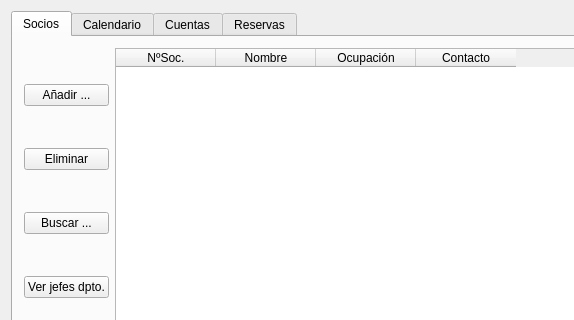
Above: inicio.ui from eboladev/GestionRnC before the change; both pictures show x 0 to 574 and y 0 to 320 of the 668 by 447 pixel window. Below: the same form after it.
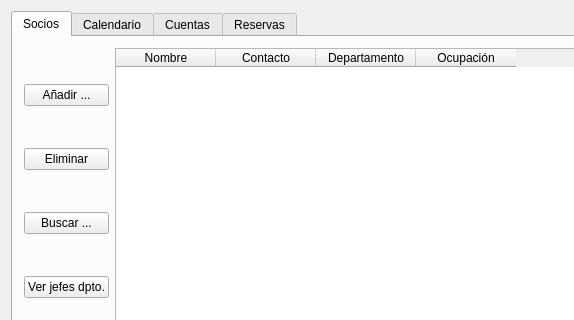
That is the form after the change.

Commit message: ahora los socios se inicializan con el constructor de la ventana

Diff of the .ui file:
```diff
--- a/inicio.ui
+++ b/inicio.ui
@@ -83,26 +83,26 @@
             <property name="rowCount">
              <number>0</number>
             </property>
-            <column>
-             <property name="text">
-              <string>NºSoc.</string>
-             </property>
-            </column>
             <column>
              <property name="text">
               <string>Nombre</string>
              </property>
             </column>
-            <column>
-             <property name="text">
-              <string>Ocupación</string>
-             </property>
-            </column>
             <column>
              <property name="text">
               <string>Contacto</string>
              </property>
             </column>
+            <column>
+             <property name="text">
+              <string>Departamento</string>
+             </property>
+            </column>
+            <column>
+             <property name="text">
+              <string>Ocupación</string>
+             </property>
+            </column>
            </widget>
           </item>
          </layout>
```
The commit also changes 5 other files.
